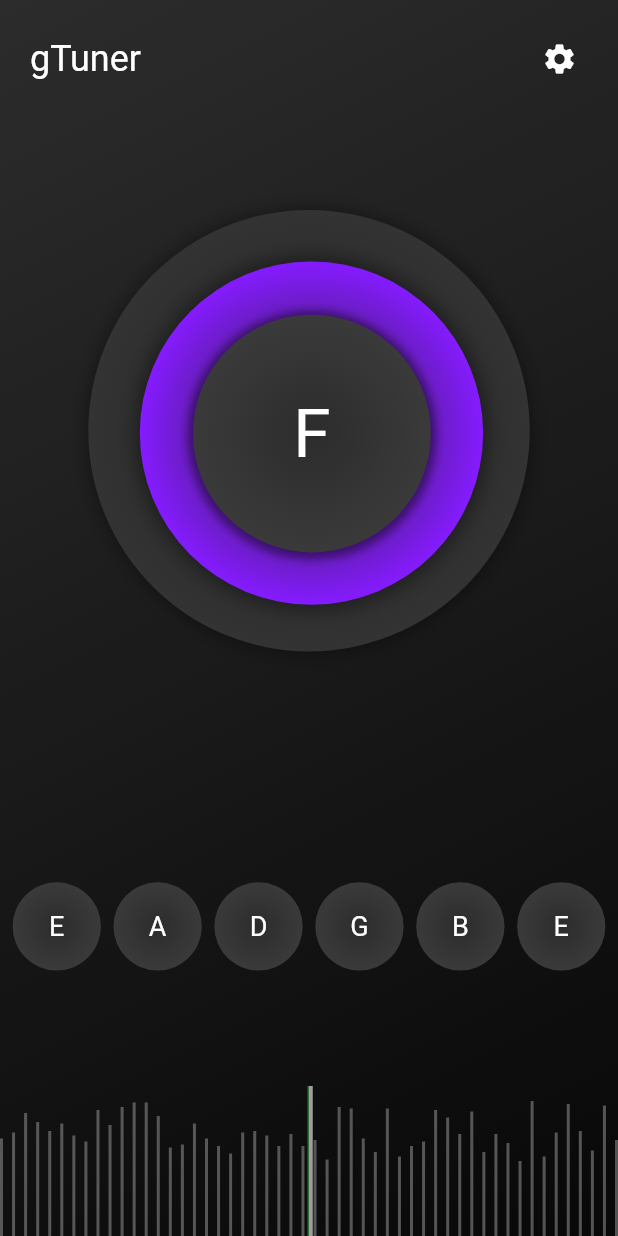
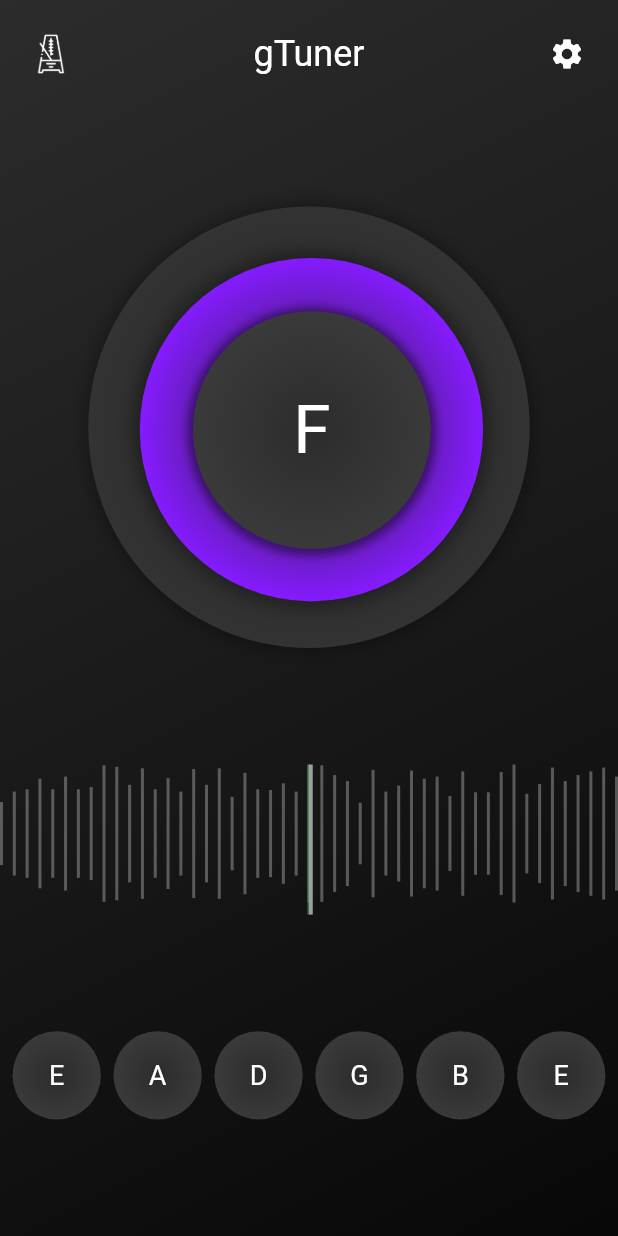
Before and after one commit to dimo147/gtuner, a Flutter app: the screen it shows after launch, on a phone screen of 412 x 824 dp. Run offline on Flutter 3.47's test engine with Material 2 defaults, Android fonts, the phone set to English and light mode, and no system bars; our stand-ins replace audioplayers, google_mobile_ads, numberpicker, permission_handler, shared_preferences; missing offline and left inert: flutter_audio_capture, pitch_detector_dart; generated files the repository leaves out were written again.

Commit message:
metronome

```diff
--- a/lib/home.dart
+++ b/lib/home.dart
@@ -7,6 +7,7 @@ import 'package:pitchupdart/instrument_type.dart';
 import 'package:pitchupdart/pitch_handler.dart';
 import 'package:gtuner/ad_helper.dart';
 import 'package:flutter/material.dart';
+import 'package:gtuner/metronome.dart';
 import 'package:gtuner/setting.dart';
 import 'package:gtuner/main.dart';
 import 'dart:typed_data';
@@ -222,10 +223,22 @@ class _HomeScreenState extends State<HomeScreen> {
         child: Column(
           children: [
             Padding(
-              padding: const EdgeInsets.fromLTRB(20, 15, 15, 0),
+              padding: const EdgeInsets.fromLTRB(10, 12, 10, 0),
               child: Row(
                 mainAxisAlignment: MainAxisAlignment.spaceBetween,
                 children: [
+                  IconButton(
+                    onPressed: () {
+                      Navigator.push(
+                        context,
+                        MaterialPageRoute(
+                          builder: (context) => const MetronomeScreen(),
+                        ),
+                      );
+                    },
+                    icon: Image.asset("images/metronome.png",
+                        width: 100, height: 100, color: Colors.white),
+                  ),
                   const Text(
                     "gTuner",
                     style: TextStyle(fontSize: 24),
@@ -247,14 +260,6 @@ class _HomeScreenState extends State<HomeScreen> {
                 ],
               ),
             ),
-            // TextButton(
-            //   child: Text('ads'.toUpperCase()),
-            //   onPressed: () {
-            //     if (_isInterstitialAdReady) {
-            //       _interstitialAd?.show();
-            //     }
-            //   },
-            // ),
             const Spacer(),
             Stack(
               children: [
@@ -352,7 +357,61 @@ class _HomeScreenState extends State<HomeScreen> {
                 ),
               ],
             ),
-            const Spacer(flex: 2),
+            const Spacer(),
+            SizedBox(
+              width: MediaQuery.of(context).size.width,
+              height: 100,
+              child: Stack(
+                children: [
+                  Row(
+                    mainAxisAlignment: MainAxisAlignment.spaceBetween,
+                    crossAxisAlignment: CrossAxisAlignment.center,
+                    children: [
+                      for (var i = 0;
+                          i <= MediaQuery.of(context).size.width / 8.5;
+                          i++)
+                        Container(
+                          color: Colors.grey.withOpacity(0.5),
+                          width: 2,
+                          height: 40 + rng.nextInt(93 - 40).toDouble(),
+                        ),
+                    ],
+                  ),
+                  Container(
+                    margin: EdgeInsets.only(
+                        left: MediaQuery.of(context).size.width / 2 - 1),
+                    color: Colors.green.withOpacity(0.6),
+                    width: 2,
+                    height: 100,
+                  ),
+                  AnimatedPositioned(
+                    width: 2.5,
+                    height: 100,
+                    left:
+                        (MediaQuery.of(context).size.width / 2) + position * 9,
+                    duration: const Duration(milliseconds: 500),
+                    curve: Curves.fastOutSlowIn,
+                    child: Container(
+                      color: status == "waytoohigh" || status == "waytoolow"
+                          ? Colors.red
+                          : status == "toolow" || status == "toohigh"
+                              ? Colors.yellow
+                              : status == "tuned"
+                                  ? Colors.green
+                                  : Colors.grey,
+                    ),
+                  ),
+                ],
+              ),
+            ),
+            const Spacer(),
+            showPitch
+                ? Text(
+                    frequency.toStringAsFixed(2),
+                    style: const TextStyle(fontSize: 16),
+                  )
+                : Container(),
+            showPitch ? const Spacer() : Container(),
             screenSize.height > 600
                 ? Row(
                     mainAxisAlignment: MainAxisAlignment.spaceEvenly,
@@ -407,61 +466,6 @@ class _HomeScreenState extends State<HomeScreen> {
                   )
                 : Container(),
             const Spacer(),
-            showPitch
-                ? Text(
-                    frequency.toStringAsFixed(2),
-                    style: const TextStyle(fontSize: 16),
-                  )
-                : Container(),
-            showPitch ? const Spacer() : Container(),
-            SizedBox(
-              width: MediaQuery.of(context).size.width,
-              height: 100,
-              child: Stack(
-                children: [
-                  Row(
-                    mainAxisAlignment: MainAxisAlignment.spaceBetween,
-                    children: [
-                      for (var i = 0;
-                          i <= MediaQuery.of(context).size.width / 8;
-                          i++)
-                        Align(
-                          alignment: Alignment.bottomCenter,
-                          child: Container(
-                            color: Colors.grey.withOpacity(0.5),
-                            width: 2,
-                            height: 50 + rng.nextInt(93 - 50).toDouble(),
-                          ),
-                        ),
-                    ],
-                  ),
-                  Center(
-                    child: Container(
-                      color: Colors.green.withOpacity(0.6),
-                      width: 2,
-                      height: 100,
-                    ),
-                  ),
-                  AnimatedPositioned(
-                    width: 2.5,
-                    height: 100,
-                    left:
-                        (MediaQuery.of(context).size.width / 2) + position * 9,
-                    duration: const Duration(milliseconds: 500),
-                    curve: Curves.fastOutSlowIn,
-                    child: Container(
-                      color: status == "waytoohigh" || status == "waytoolow"
-                          ? Colors.red
-                          : status == "toolow" || status == "toohigh"
-                              ? Colors.yellow
-                              : status == "tuned"
-                                  ? Colors.green
-                                  : Colors.grey,
-                    ),
-                  ),
-                ],
-              ),
-            ),
           ],
         ),
       ),
--- a/pubspec.yaml
+++ b/pubspec.yaml
@@ -23,6 +23,7 @@ dependencies:
   permission_handler: ^8.3.0
   adaptive_theme: ^2.3.0
   flutter_fft: ^1.0.2+6
+  audioplayers: ^0.20.1
   numberpicker: ^2.1.1
   intl: ^0.17.0
 
```
Also changed, not shown: lib/metronome.dart (added, +189 -0 lines), images/metronome.png (added), images/metronome2.png (added), pubspec.lock, 1 other file.
